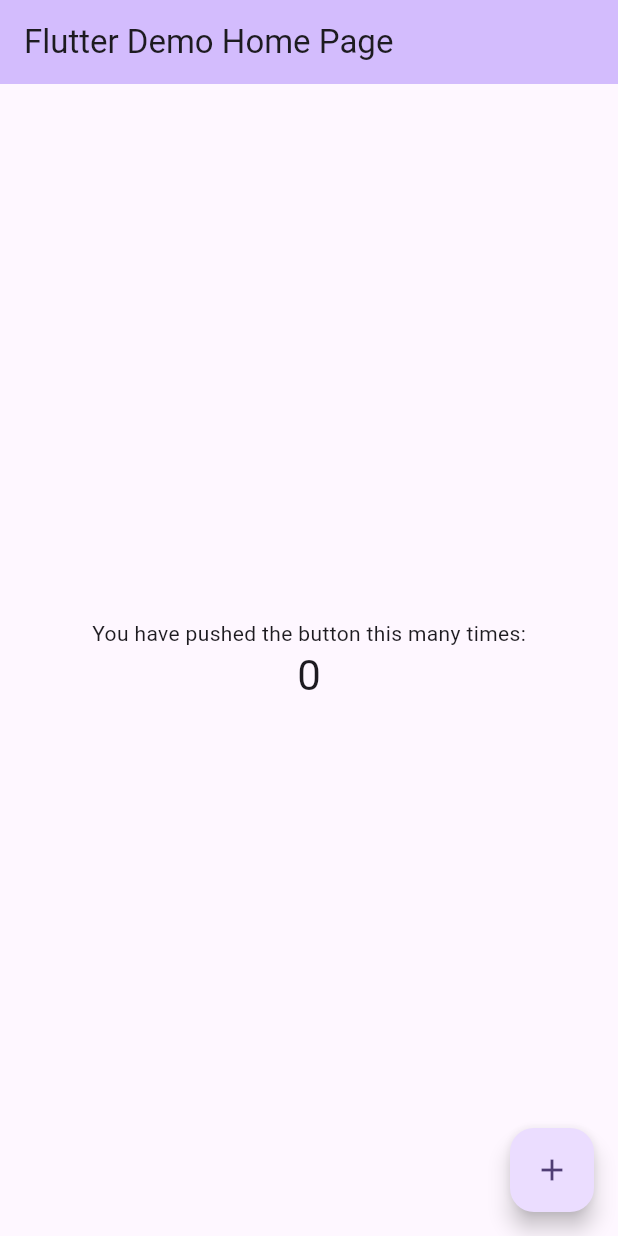
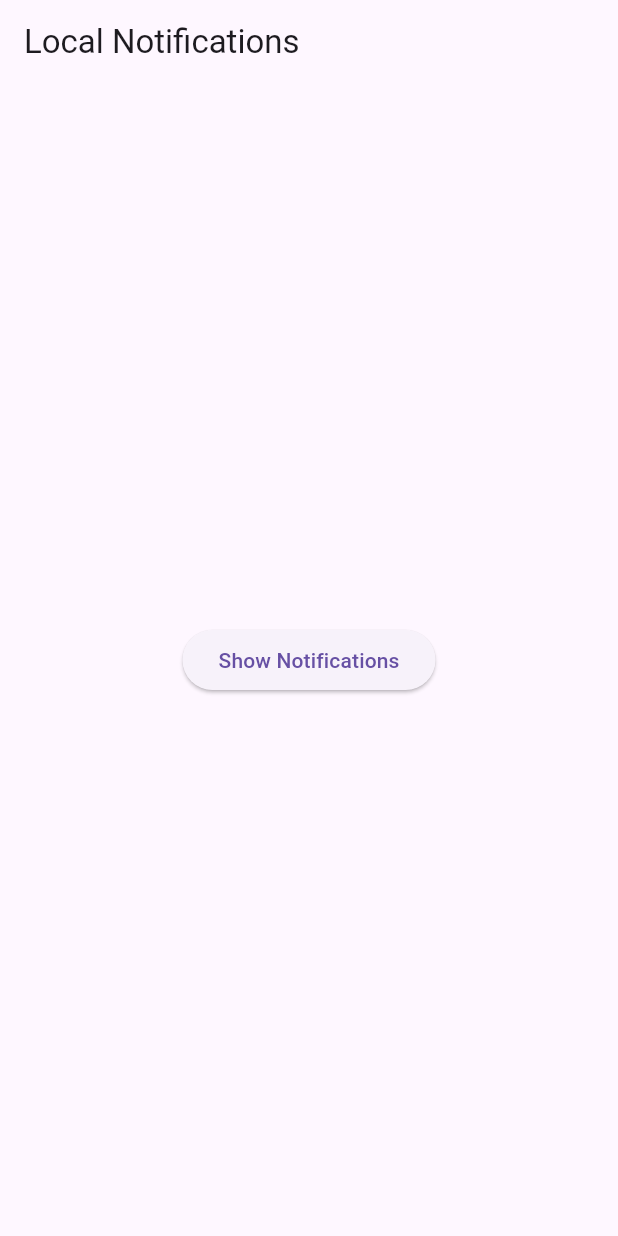
Before and after one commit to musabalradi-dev/local_notifications, a Flutter app: the screen it shows after launch, on a phone screen of 412 x 824 dp. Run offline on Flutter 3.47's test engine with Material 3 defaults, Android fonts, the phone set to English and light mode, and no system bars; our stand-ins replace get.

Commit message:
Initial commit

```diff
--- /dev/null
+++ b/lib/app.dart
@@ -0,0 +1,15 @@
+import 'package:flutter/material.dart';
+import 'package:get/get.dart';
+import 'package:local_notifications/feature/core/screen/home/home.dart';
+
+class MyApp extends StatelessWidget {
+  const MyApp({super.key});
+
+  @override
+  Widget build(BuildContext context) {
+    return GetMaterialApp(
+      debugShowCheckedModeBanner: false,
+      home: HomeScreen(),
+    );
+  }
+}
--- /dev/null
+++ b/lib/feature/core/screen/home/home.dart
@@ -0,0 +1,15 @@
+import 'package:flutter/material.dart';
+
+class HomeScreen extends StatelessWidget {
+  const HomeScreen({super.key});
+
+  @override
+  Widget build(BuildContext context) {
+    return Scaffold(
+      appBar: AppBar(title: Text('Local Notifications'),),
+      body: Center(
+        child: ElevatedButton(onPressed: () {}, child: Text('Show Notifications')),
+      ),
+    );
+  }
+}
--- a/lib/main.dart
+++ b/lib/main.dart
@@ -1,125 +1,6 @@
 import 'package:flutter/material.dart';
+import 'package:local_notifications/app.dart';
 
 void main() {
   runApp(const MyApp());
 }
-
-class MyApp extends StatelessWidget {
-  const MyApp({super.key});
-
-  // This widget is the root of your application.
-  @override
-  Widget build(BuildContext context) {
-    return MaterialApp(
-      title: 'Flutter Demo',
-      theme: ThemeData(
-        // This is the theme of your application.
-        //
-        // TRY THIS: Try running your application with "flutter run". You'll see
-        // the application has a purple toolbar. Then, without quitting the app,
-        // try changing the seedColor in the colorScheme below to Colors.green
-        // and then invoke "hot reload" (save your changes or press the "hot
-        // reload" button in a Flutter-supported IDE, or press "r" if you used
-        // the command line to start the app).
-        //
-        // Notice that the counter didn't reset back to zero; the application
-        // state is not lost during the reload. To reset the state, use hot
-        // restart instead.
-        //
-        // This works for code too, not just values: Most code changes can be
-        // tested with just a hot reload.
-        colorScheme: ColorScheme.fromSeed(seedColor: Colors.deepPurple),
-        useMaterial3: true,
-      ),
-      home: const MyHomePage(title: 'Flutter Demo Home Page'),
-    );
-  }
-}
-
-class MyHomePage extends StatefulWidget {
-  const MyHomePage({super.key, required this.title});
-
-  // This widget is the home page of your application. It is stateful, meaning
-  // that it has a State object (defined below) that contains fields that affect
-  // how it looks.
-
-  // This class is the configuration for the state. It holds the values (in this
-  // case the title) provided by the parent (in this case the App widget) and
-  // used by the build method of the State. Fields in a Widget subclass are
-  // always marked "final".
-
-  final String title;
-
-  @override
-  State<MyHomePage> createState() => _MyHomePageState();
-}
-
-class _MyHomePageState extends State<MyHomePage> {
-  int _counter = 0;
-
-  void _incrementCounter() {
-    setState(() {
-      // This call to setState tells the Flutter framework that something has
-      // changed in this State, which causes it to rerun the build method below
-      // so that the display can reflect the updated values. If we changed
-      // _counter without calling setState(), then the build method would not be
-      // called again, and so nothing would appear to happen.
-      _counter++;
-    });
-  }
-
-  @override
-  Widget build(BuildContext context) {
-    // This method is rerun every time setState is called, for instance as done
-    // by the _incrementCounter method above.
-    //
-    // The Flutter framework has been optimized to make rerunning build methods
-    // fast, so that you can just rebuild anything that needs updating rather
-    // than having to individually change instances of widgets.
-    return Scaffold(
-      appBar: AppBar(
-        // TRY THIS: Try changing the color here to a specific color (to
-        // Colors.amber, perhaps?) and trigger a hot reload to see the AppBar
-        // change color while the other colors stay the same.
-        backgroundColor: Theme.of(context).colorScheme.inversePrimary,
-        // Here we take the value from the MyHomePage object that was created by
-        // the App.build method, and use it to set our appbar title.
-        title: Text(widget.title),
-      ),
-      body: Center(
-        // Center is a layout widget. It takes a single child and positions it
-        // in the middle of the parent.
-        child: Column(
-          // Column is also a layout widget. It takes a list of children and
-          // arranges them vertically. By default, it sizes itself to fit its
-          // children horizontally, and tries to be as tall as its parent.
-          //
-          // Column has various properties to control how it sizes itself and
-          // how it positions its children. Here we use mainAxisAlignment to
-          // center the children vertically; the main axis here is the vertical
-          // axis because Columns are vertical (the cross axis would be
-          // horizontal).
-          //
-          // TRY THIS: Invoke "debug painting" (choose the "Toggle Debug Paint"
-          // action in the IDE, or press "p" in the console), to see the
-          // wireframe for each widget.
-          mainAxisAlignment: MainAxisAlignment.center,
-          children: <Widget>[
-            const Text(
-              'You have pushed the button this many times:',
-            ),
-            Text(
-              '$_counter',
-              style: Theme.of(context).textTheme.headlineMedium,
-            ),
-          ],
-        ),
-      ),
-      floatingActionButton: FloatingActionButton(
-        onPressed: _incrementCounter,
-        tooltip: 'Increment',
-        child: const Icon(Icons.add),
-      ), // This trailing comma makes auto-formatting nicer for build methods.
-    );
-  }
-}
```
Also changed, not shown: 4 other files.
